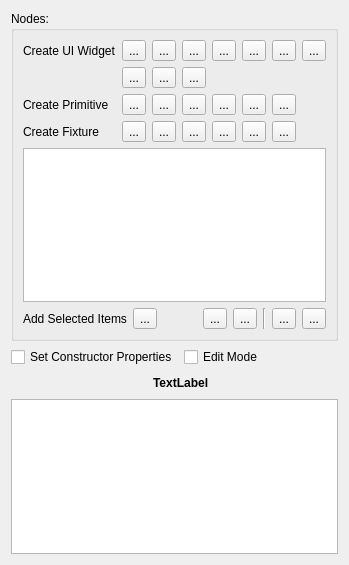
Qt form Editor/src/Items/Entity/EntityWidget.ui (GameOverture/HarmonyEngine) before a commit.
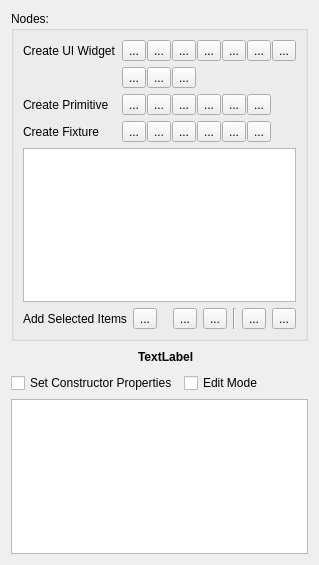
The same form after that commit. Icons and pictures are not drawn. Custom widgets are drawn as their Qt base class.

Commit message: Entity Ctor work

What changed in the file:
```diff
--- a/Editor/src/Items/Entity/EntityWidget.ui
+++ b/Editor/src/Items/Entity/EntityWidget.ui
@@ -6,7 +6,7 @@
    <rect>
     <x>0</x>
     <y>0</y>
-    <width>349</width>
+    <width>314</width>
     <height>565</height>
    </rect>
   </property>
@@ -24,6 +24,9 @@
        <layout class="QGridLayout" name="gridLayout">
         <item row="2" column="1">
          <layout class="QHBoxLayout" name="lytAddPrimitiveShape">
+          <property name="spacing">
+           <number>1</number>
+          </property>
           <item>
            <widget class="QToolButton" name="btnAddPrimitiveBox">
             <property name="text">
@@ -131,6 +134,9 @@
         </item>
         <item row="3" column="1">
          <layout class="QHBoxLayout" name="lytAddBoundingShape">
+          <property name="spacing">
+           <number>1</number>
+          </property>
           <item>
            <widget class="QToolButton" name="btnAddShapeBox">
             <property name="text">
@@ -208,6 +214,9 @@
         </item>
         <item row="0" column="1">
          <layout class="QHBoxLayout" name="horizontalLayout_2">
+          <property name="spacing">
+           <number>1</number>
+          </property>
           <item>
            <widget class="QToolButton" name="btnAddLabel">
             <property name="text">
@@ -274,6 +283,9 @@
         </item>
         <item row="1" column="1">
          <layout class="QHBoxLayout" name="horizontalLayout_4">
+          <property name="spacing">
+           <number>1</number>
+          </property>
           <item>
            <widget class="QToolButton" name="btnAddTextField">
             <property name="text">
@@ -397,24 +409,6 @@
      </layout>
     </widget>
    </item>
-   <item>
-    <layout class="QHBoxLayout" name="horizontalLayout">
-     <item>
-      <widget class="QCheckBox" name="chkSetConstructor">
-       <property name="text">
-        <string>Set Constructor Properties</string>
-       </property>
-      </widget>
-     </item>
-     <item>
-      <widget class="QCheckBox" name="chkShapeEditMode">
-       <property name="text">
-        <string>Edit Mode</string>
-       </property>
-      </widget>
-     </item>
-    </layout>
-   </item>
    <item>
     <layout class="QHBoxLayout" name="lytPropertiesHeader">
      <item>
@@ -475,6 +469,24 @@
      </item>
     </layout>
    </item>
+   <item>
+    <layout class="QHBoxLayout" name="horizontalLayout">
+     <item>
+      <widget class="QCheckBox" name="chkSetConstructor">
+       <property name="text">
+        <string>Set Constructor Properties</string>
+       </property>
+      </widget>
+     </item>
+     <item>
+      <widget class="QCheckBox" name="chkShapeEditMode">
+       <property name="text">
+        <string>Edit Mode</string>
+       </property>
+      </widget>
+     </item>
+    </layout>
+   </item>
    <item>
     <widget class="PropertiesTreeView" name="propertyTree">
      <attribute name="headerVisible">
```
The commit also changes 10 other files.
